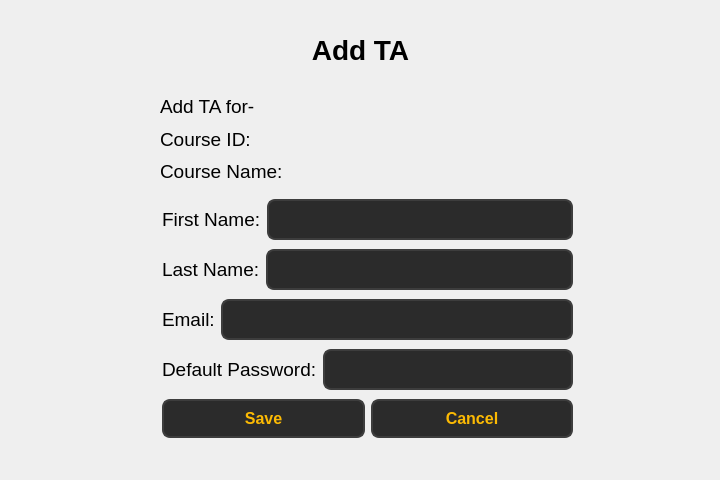
The window that ui/faculty/faculty_addTA_window.ui (Soham1117/elearningApp) describes before a commit, drawn with Qt 5.
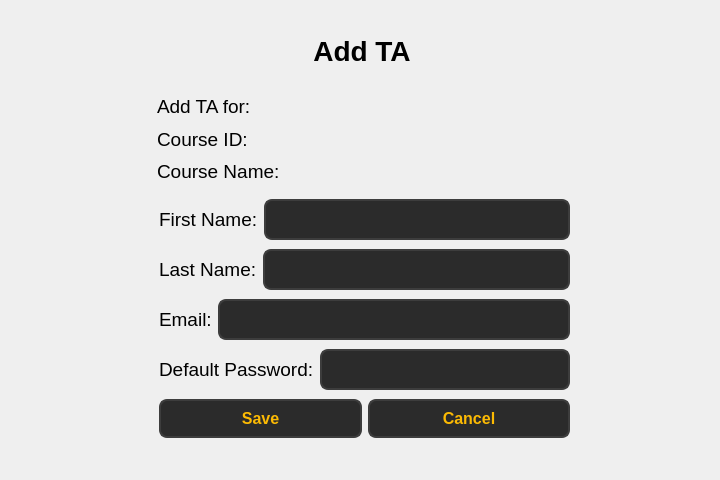
The same window after the commit.

Commit message: Changes made to UI of faculty pages.

What changed in the file:
```diff
--- a/ui/faculty/faculty_addTA_window.ui
+++ b/ui/faculty/faculty_addTA_window.ui
@@ -16,9 +16,9 @@
   <widget class="QLabel" name="label">
    <property name="geometry">
     <rect>
-     <x>90</x>
-     <y>29</y>
-     <width>541</width>
+     <x>312</x>
+     <y>30</y>
+     <width>100</width>
      <height>41</height>
     </rect>
    </property>
@@ -38,7 +38,7 @@
   <widget class="QWidget" name="layoutWidget">
    <property name="geometry">
     <rect>
-     <x>160</x>
+     <x>157</x>
      <y>93</y>
      <width>411</width>
      <height>92</height>
@@ -53,7 +53,7 @@
        </font>
       </property>
       <property name="text">
-       <string>Add TA for-</string>
+       <string>Add TA for:</string>
       </property>
       <property name="wordWrap">
        <bool>false</bool>
@@ -89,10 +89,10 @@
     </item>
    </layout>
   </widget>
-  <widget class="QWidget" name="">
+  <widget class="QWidget" name="layoutWidget">
    <property name="geometry">
     <rect>
-     <x>162</x>
+     <x>159</x>
      <y>196</y>
      <width>411</width>
      <height>250</height>
```
The commit also changes 98 other files.
